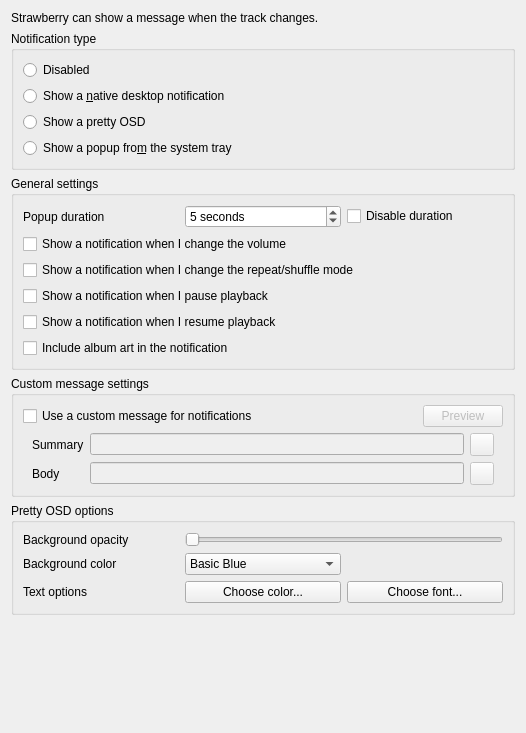
Before: the Qt Designer form src/settings/notificationssettingspage.ui in strawberrymusicplayer/strawberry, drawn with Qt 5.
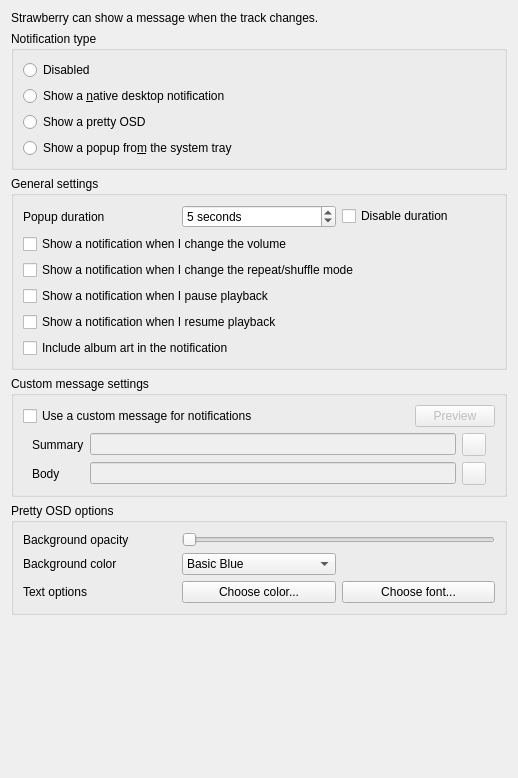
After: the same form once the commit is applied.

Commit message: Adjust width of settingspages

The edit to the form file:
```diff
--- a/src/settings/notificationssettingspage.ui
+++ b/src/settings/notificationssettingspage.ui
@@ -6,8 +6,8 @@
    <rect>
     <x>0</x>
     <y>0</y>
-    <width>526</width>
-    <height>733</height>
+    <width>518</width>
+    <height>778</height>
    </rect>
   </property>
   <property name="windowTitle">
```
The commit also changes 13 other files.
